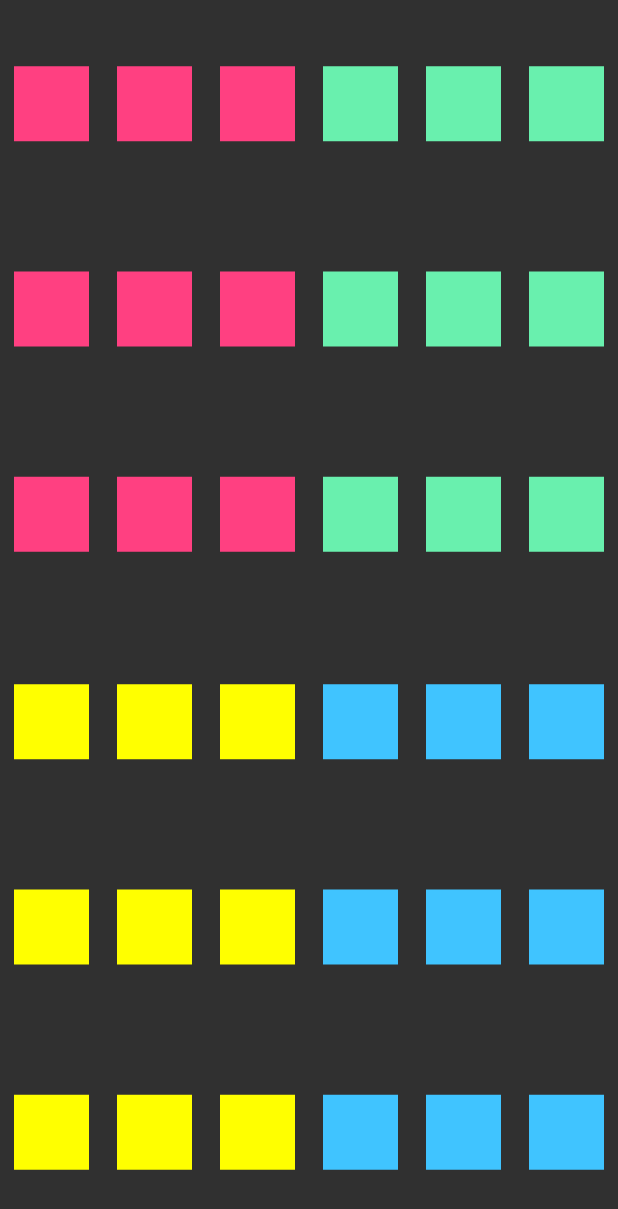
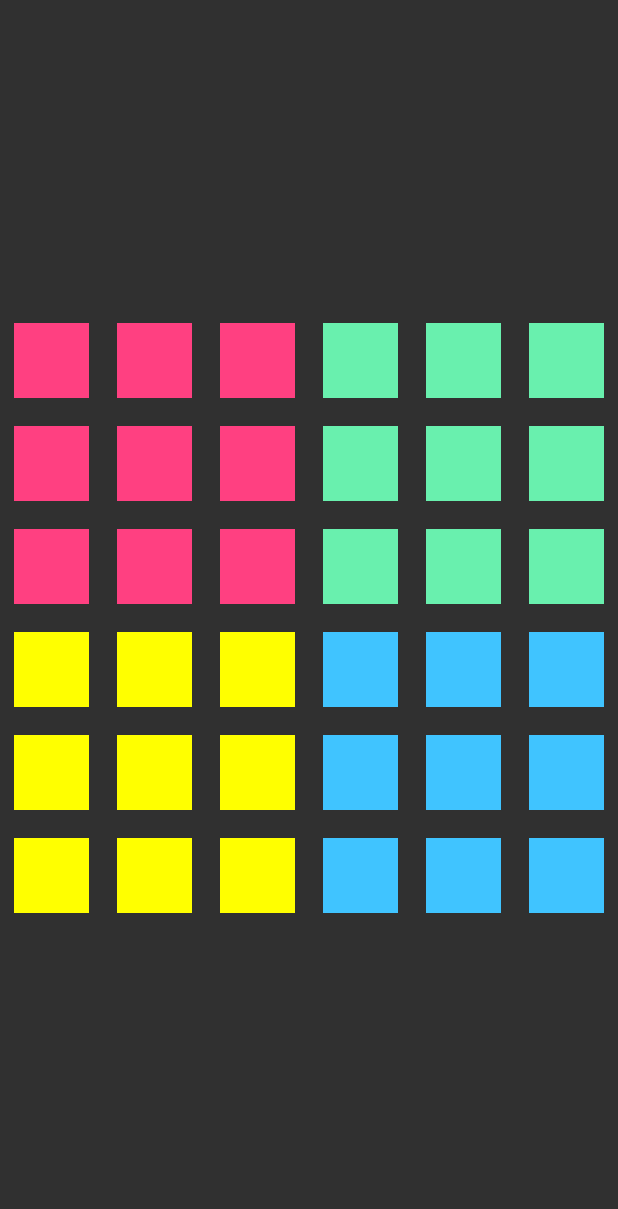
Before and after one commit to BolZer/novation, a Flutter app: the screen it shows after launch, on a phone screen of 412 x 824 dp. Shown: the top 1209 px of the screen. Run offline on Flutter 3.47's test engine with Material 2 defaults, Android fonts, the light colour scheme and no system bars.

Commit message:
Styling of the Quadrants

```diff
--- a/lib/main.dart
+++ b/lib/main.dart
@@ -32,19 +32,16 @@ class _MainState extends State<Main> {
     assert(verticalItemCount % 2 == 0);
 
     var crossAxisPadding = 5.0;
+    var mainAxisPadding = crossAxisPadding;
+
     var quadrantPadding = crossAxisPadding / 2;
-
-    var boardWidth = MediaQuery.of(context).size.width;
-    var boardHeight = MediaQuery.of(context).size.height;
-
-    var quadrantWidth = boardWidth / 4;
-    var quadrantHeight = boardHeight / 4;
-
-    var itemWidth = (quadrantWidth / quadrantHeight) - crossAxisPadding;
-    var mainAxisPadding = (quadrantHeight / verticalItemCountQuadrant) - itemWidth;
 
     return Scaffold(
         body: SafeArea(
+      child: Center(
+        child: Container(
+          width: MediaQuery.of(context).size.width,
+          height: MediaQuery.of(context).size.width,
           child: Column(
             children: <Widget>[
               Expanded(
@@ -103,6 +100,8 @@ class _MainState extends State<Main> {
               ),
             ],
           ),
+        ),
+      ),
     ));
   }
 
```
Lines whose indentation alone changed are shown as unchanged.
